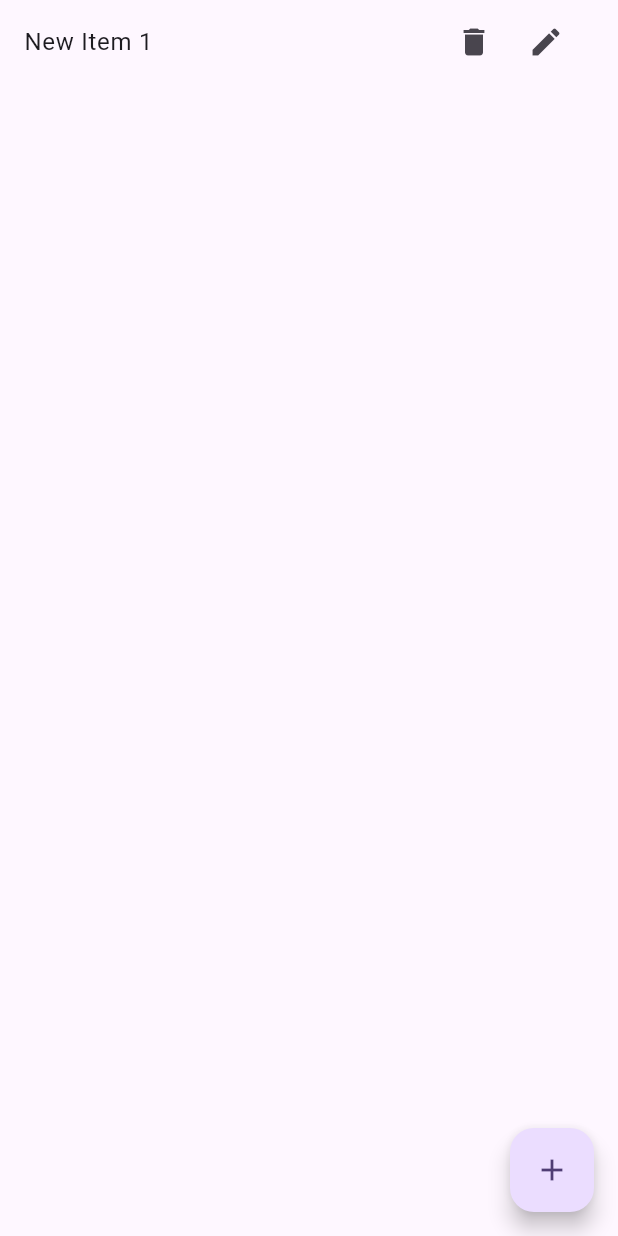
After one commit to TaufeeqAhmad123/riverpod, a Flutter app: the screen it shows after launch, after a tap on the "add" icon, on a phone screen of 412 x 824 dp. The commit adds this screen. Run offline on Flutter 3.47's test engine with Material 3 defaults, Android fonts, the phone set to English and light mode, and no system bars; our stand-ins replace flutter_riverpod, riverpod.

Commit message:
crud operation with riverpod

```diff
--- a/riverpod/lib/main.dart
+++ b/riverpod/lib/main.dart
@@ -2,6 +2,7 @@ import 'package:flutter/material.dart';
 import 'package:flutter_riverpod/flutter_riverpod.dart';
 
 import 'package:riverpod_state/screen/search_screen.dart';
+import 'package:riverpod_state/screen/todo_screen.dart';
 
 void main() {
   runApp(const MyApp());
@@ -19,7 +20,7 @@ class MyApp extends StatelessWidget {
         theme: ThemeData(
           colorScheme: ColorScheme.fromSeed(seedColor: Colors.deepPurple),
         ),
-        home: SearchScreen(),
+        home: TodoScreen(),
       ),
     );
   }
--- a/riverpod/lib/model/item_model.dart
+++ b/riverpod/lib/model/item_model.dart
@@ -1,6 +1,6 @@
 class ItemModel {
   final String id;
-  final String name;
+   String name;
 
 
   ItemModel({
--- a/riverpod/lib/provider/item_provider.dart
+++ b/riverpod/lib/provider/item_provider.dart
@@ -1,18 +1,28 @@
 import 'package:flutter_riverpod/flutter_riverpod.dart';
 import 'package:riverpod_state/model/item_model.dart';
 
-final itemprovider = StateNotifierProvider<ItemProvider, List<ItemModel>>((
-  ref,
-) {
-  return ItemProvider();
-});
 
-class ItemProvider extends StateNotifier<List<ItemModel>> {
-  ItemProvider() : super([]) {
-    void additem(String name) {
+final itemNotifierProvider =
+    StateNotifierProvider<ItemNotifier, List<ItemModel>>((ref) {
+      return ItemNotifier();
+    });
+
+class ItemNotifier extends StateNotifier<List<ItemModel>> {
+  ItemNotifier() : super([]);
+
+
+  void additem(String name) {
       final item = ItemModel(id: DateTime.now().toString(), name: name);
       state.add(item);
       state = state.toList();
     }
-  }
+  void deleteitem(String id) {
+     state.removeWhere((item)=>item.id == id);
+      state = state.toList();
+    }
+  void updateitem(String id,String name) {
+   int findIndex=  state.indexWhere((item)=>item.id == id);
+   state[findIndex].name=name;
+      state = state.toList();
+    }
 }
--- /dev/null
+++ b/riverpod/lib/screen/todo_screen.dart
@@ -0,0 +1,52 @@
+import 'package:flutter/material.dart';
+import 'package:flutter_riverpod/flutter_riverpod.dart';
+import 'package:riverpod_state/provider/item_provider.dart';
+
+class TodoScreen extends ConsumerWidget {
+  const TodoScreen({super.key});
+
+  @override
+  Widget build(BuildContext context, WidgetRef ref) {
+    final item = ref.watch(itemNotifierProvider);
+    return Scaffold(
+      body: ListView.builder(
+        itemCount: item.length,
+        itemBuilder: (context, index) {
+          return ListTile(
+            title: Text(item[index].name),
+            trailing: Row(
+              mainAxisSize: MainAxisSize.min,
+              children: [
+                IconButton(
+                  onPressed: () {
+                    ref
+                        .read(itemNotifierProvider.notifier)
+                        .deleteitem(item[index].id);
+                  },
+                  icon: Icon(Icons.delete),
+                ),
+                IconButton(
+                  onPressed: () {
+                    ref
+                        .read(itemNotifierProvider.notifier)
+                        .updateitem(item[index].id, 'khan');
+                  },
+                  icon: Icon(Icons.edit),
+                ),
+              ],
+            ),
+          );
+        },
+      ),
+      floatingActionButton: FloatingActionButton(
+        onPressed: () {
+          // Add your logic to add a new item
+          ref
+              .read(itemNotifierProvider.notifier)
+              .additem('New Item ${item.length + 1}');
+        },
+        child: const Icon(Icons.add),
+      ),
+    );
+  }
+}
```
